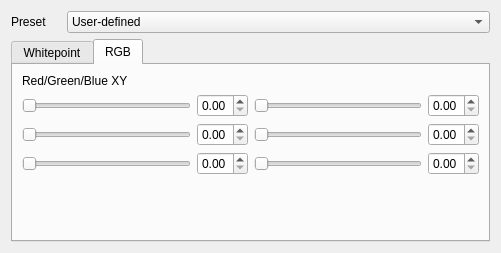
Qt form qtgui/colorspace.ui (sungsoo/luxrender-lux) before a commit.
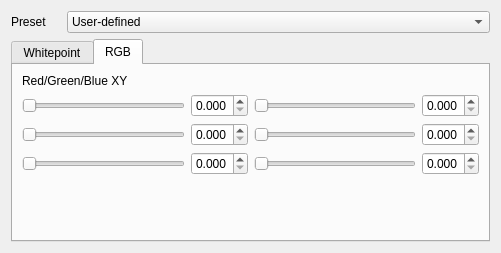
The same form after that commit. The open tabs and pages were chosen to show the change.

Commit message: Initial commit of the new autoshow for colorspace + whitepointpresets - widened values in GUI to show 3 digits after decimalpoint - exchanged choice method to read from values arranged in an array - matched values to luxblend

What changed in the file:
```diff
--- a/qtgui/colorspace.ui
+++ b/qtgui/colorspace.ui
@@ -306,6 +306,9 @@
              <property name="keyboardTracking">
               <bool>false</bool>
              </property>
+             <property name="decimals">
+              <number>3</number>
+             </property>
              <property name="maximum">
               <double>1.000000000000000</double>
              </property>
@@ -335,6 +338,9 @@
              <property name="keyboardTracking">
               <bool>false</bool>
              </property>
+             <property name="decimals">
+              <number>3</number>
+             </property>
              <property name="maximum">
               <double>1.000000000000000</double>
              </property>
@@ -364,6 +370,9 @@
              <property name="keyboardTracking">
               <bool>false</bool>
              </property>
+             <property name="decimals">
+              <number>3</number>
+             </property>
              <property name="maximum">
               <double>1.000000000000000</double>
              </property>
@@ -393,6 +402,9 @@
              <property name="keyboardTracking">
               <bool>false</bool>
              </property>
+             <property name="decimals">
+              <number>3</number>
+             </property>
              <property name="maximum">
               <double>1.000000000000000</double>
              </property>
@@ -422,6 +434,9 @@
              <property name="keyboardTracking">
               <bool>false</bool>
              </property>
+             <property name="decimals">
+              <number>3</number>
+             </property>
              <property name="maximum">
               <double>1.000000000000000</double>
              </property>
@@ -451,12 +466,21 @@
              <property name="keyboardTracking">
               <bool>false</bool>
              </property>
+             <property name="decimals">
+              <number>3</number>
+             </property>
+             <property name="minimum">
+              <double>0.000000000000000</double>
+             </property>
              <property name="maximum">
               <double>1.000000000000000</double>
              </property>
              <property name="singleStep">
               <double>0.010000000000000</double>
              </property>
+             <property name="value">
+              <double>0.000000000000000</double>
+             </property>
             </widget>
            </item>
           </layout>
```
Left out of the diff: 11 changed lines with no effect on the pictures. The commit also changes 2 other files.
